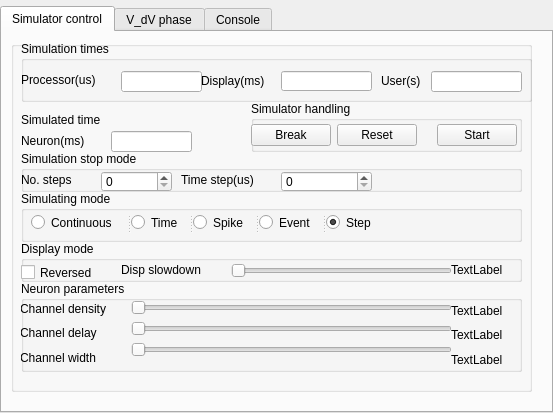
Qt form code/QtGUI/neurontab.ui (jvegh/Dynamic-Abstract-Neural-Computing) before a commit.
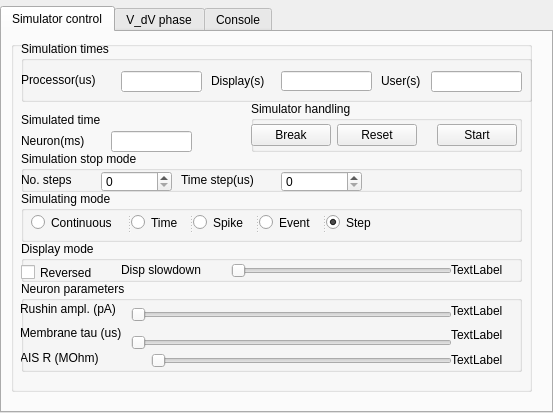
The same form after that commit. Custom widgets are drawn as their Qt base class.

Commit message: Neural sliders updated

What changed in the file:
```diff
--- a/code/QtGUI/neurontab.ui
+++ b/code/QtGUI/neurontab.ui
@@ -165,13 +165,6 @@
                        </property>
                       </widget>
                      </item>
-                     <item>
-                      <widget class="QSlider" name="Slider1">
-                       <property name="orientation">
-                        <enum>Qt::Orientation::Horizontal</enum>
-                       </property>
-                      </widget>
-                     </item>
                     </layout>
                    </widget>
                    <widget class="QWidget" name="layoutWidget">
@@ -212,34 +205,47 @@
                      <rect>
                       <x>-1</x>
                       <y>18</y>
-                      <width>110</width>
+                      <width>131</width>
                       <height>68</height>
                      </rect>
                     </property>
                     <layout class="QGridLayout" name="gridLayout_3">
-                     <item row="0" column="0">
-                      <widget class="QLabel" name="Slider3Label">
-                       <property name="text">
-                        <string>Channel density</string>
-                       </property>
-                      </widget>
-                     </item>
-                     <item row="1" column="0">
-                      <widget class="QLabel" name="Slider2Label">
-                       <property name="text">
-                        <string>Channel delay</string>
-                       </property>
-                      </widget>
-                     </item>
                      <item row="2" column="0">
                       <widget class="QLabel" name="Slider1Label">
                        <property name="text">
-                        <string>Channel width</string>
+                        <string>AIS R (MOhm)</string>
+                       </property>
+                      </widget>
+                     </item>
+                     <item row="1" column="0">
+                      <widget class="QLabel" name="Slider2Label">
+                       <property name="text">
+                        <string>Membrane tau (us)</string>
+                       </property>
+                      </widget>
+                     </item>
+                     <item row="0" column="0">
+                      <widget class="QLabel" name="Slider3Label">
+                       <property name="text">
+                        <string>Rushin ampl. (pA)</string>
                        </property>
                       </widget>
                      </item>
                     </layout>
                    </widget>
+                   <widget class="QSlider" name="Slider1">
+                    <property name="geometry">
+                     <rect>
+                      <x>130</x>
+                      <y>70</y>
+                      <width>301</width>
+                      <height>20</height>
+                     </rect>
+                    </property>
+                    <property name="orientation">
+                     <enum>Qt::Orientation::Horizontal</enum>
+                    </property>
+                   </widget>
                   </widget>
                   <widget class="QGroupBox" name="groupBox_4">
                    <property name="geometry">
@@ -258,7 +264,7 @@
                      <rect>
                       <x>260</x>
                       <y>20</y>
-                      <width>91</width>
+                      <width>81</width>
                       <height>21</height>
                      </rect>
                     </property>
@@ -457,14 +463,14 @@
                    <widget class="QLabel" name="DisplayTimeLabel">
                     <property name="geometry">
                      <rect>
-                      <x>180</x>
+                      <x>190</x>
                       <y>30</y>
-                      <width>81</width>
+                      <width>71</width>
                       <height>20</height>
                      </rect>
                     </property>
                     <property name="text">
-                     <string>Display(ms)</string>
+                     <string>Display(s)</string>
                     </property>
                    </widget>
                    <widget class="QLineEdit" name="UserTimeValue">
```
The commit also changes 1 other file.
